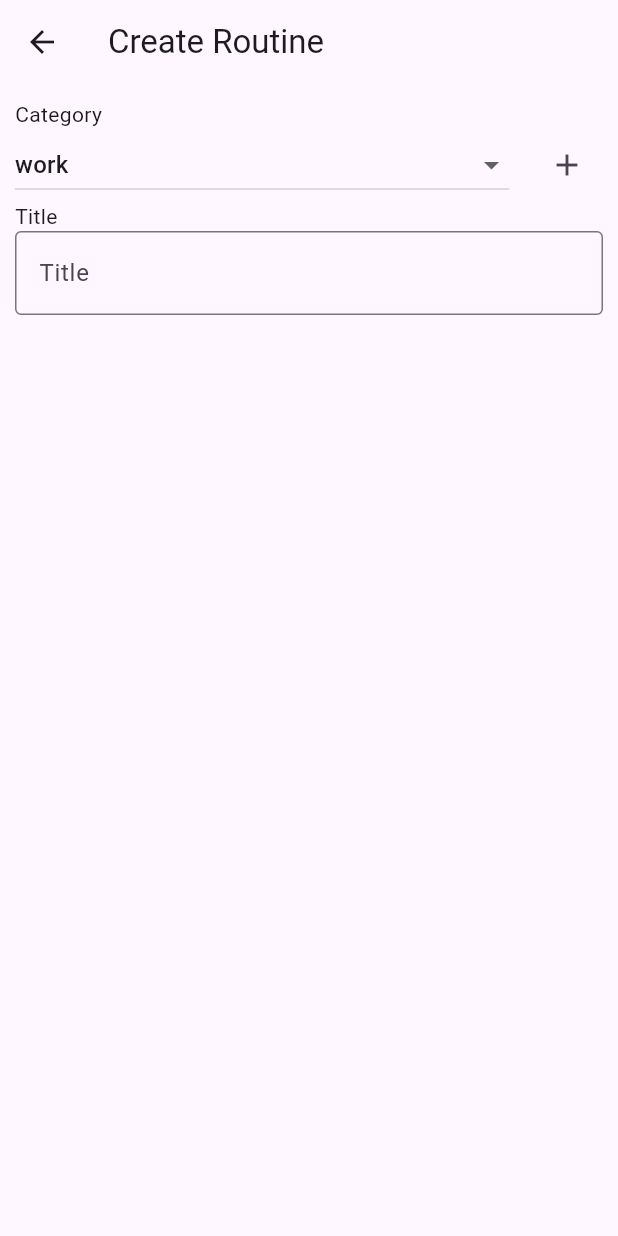
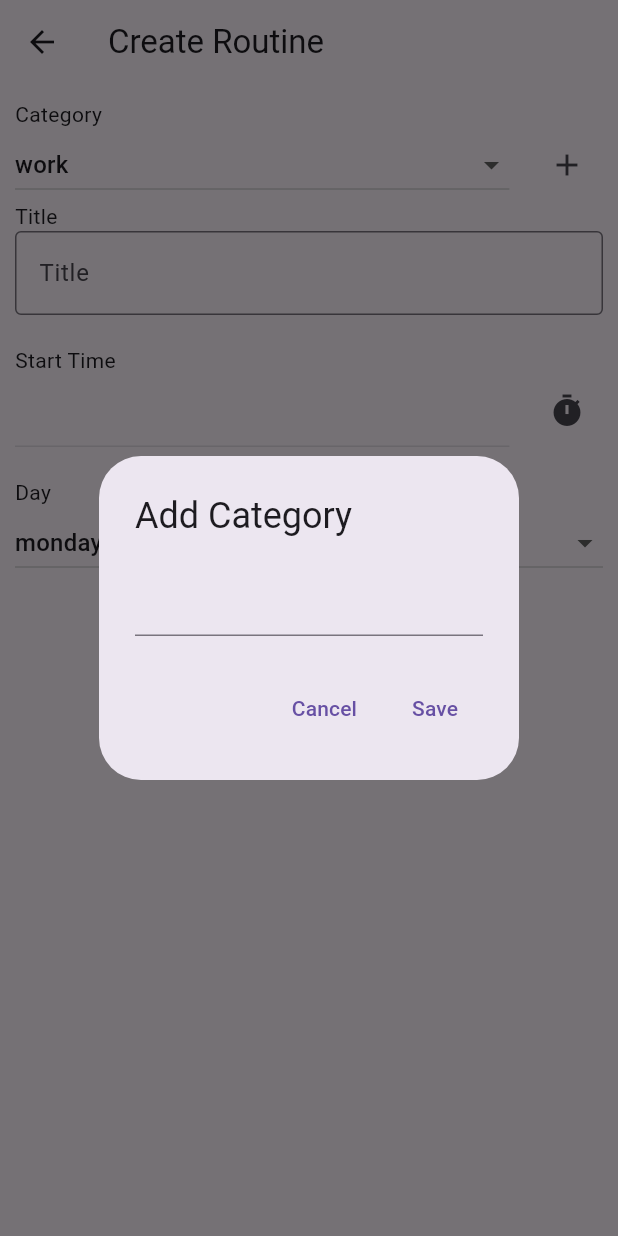
Before and after one commit to jhongo/app_isar, a Flutter app: the CreateRoutine screen opened directly, after a tap on the "add" icon, on a phone screen of 412 x 824 dp. Run offline on Flutter 3.47's test engine with Material 3 defaults, Android fonts, the phone set to English and light mode, and no system bars; our stand-ins replace isar; accounts and stored records are empty; generated files the repository leaves out were written again.

Commit message:
Desing view for create routine

```diff
--- a/lib/presentation/routine/routine_screen.dart
+++ b/lib/presentation/routine/routine_screen.dart
@@ -9,20 +9,22 @@ class CreateRoutine extends StatefulWidget {
 
 class _CreateRoutineState extends State<CreateRoutine> {
 
-  TextEditingController _TextEditngController = TextEditingController();
+  final TextEditingController _titleEditngController = TextEditingController();
+  final TextEditingController _timeController = TextEditingController();
+  final TextEditingController _categoryController = TextEditingController();
+
 
   List<String> categories = ['work','school', 'home'];
+  List<String> days = ['monday','tuesday', 'wednesday', 'thursday', 'friday', 'saturday', 'sunday'];
+
+  String? dayValue = 'monday';
   String? categoryValue = 'work';
+
+  TimeOfDay selectedTime = TimeOfDay.now();
 
   @override
   void initState() {
     super.initState();
-
-    final text = _TextEditngController.text;
-    print(text);
-    setState(() {
-
-    });
   }
 
 
@@ -62,19 +64,85 @@ class _CreateRoutineState extends State<CreateRoutine> {
                       }),
                   ),
                     IconButton(
-                      onPressed:(){},
+                      onPressed:(){
+                        showDialog(
+                          context: context,
+                          builder: (context) {
+                            return AlertDialog(
+                              title: Text('Add Category'),
+                              content: TextField(
+                                controller: _categoryController,
+                              ),
+                              actions: [
+                                TextButton(
+                                  onPressed: () {
+                                    Navigator.pop(context);
+                                  },
+                                  child: Text('Cancel')),
+                                TextButton(
+                                  onPressed: () {
+                                    Navigator.pop(context);
+                                  },
+                                  child: Text('Save'))
+                              ],
+                            );
+                          });
+                      },
                       icon: const Icon(Icons.add))
                 ],
               ),
 
               Text('Title'),
               TextFormField(
-                controller: _TextEditngController,
+                controller: _titleEditngController,
                 decoration: const InputDecoration(
                   hintText: 'Title',
                   border: OutlineInputBorder()
                 ),
               ),
+              SizedBox(height: 20,),
+              Text('Start Time'),
+              Row(
+                mainAxisAlignment: MainAxisAlignment.spaceBetween,
+                children: [
+                  SizedBox(
+                    width: MediaQuery.of(context).size.width * 0.8,
+                    child: TextFormField(
+                      controller: _timeController,
+                      enabled: false,
+                    ),
+                  ),
+                  IconButton(
+                    onPressed: (){
+                      _selectedTime(context);
+                    },
+                    icon: const Icon(Icons.timer))
+                ],
+              ),
+
+              SizedBox(height: 20,),
+              Text('Day'),
+              DropdownButton(
+                isExpanded: true,
+                value: dayValue,
+                items: days.map((e) => DropdownMenuItem(
+                  value: e,
+                  child: Text(e),
+                )).toList() ,
+                onChanged:(value) {
+                  setState(() {
+                  dayValue = value;
+                  });
+                },
+                ),
+
+            Align(
+              alignment: Alignment.center,
+                child: FilledButton(
+                  onPressed: (){},
+                  child: Text('SAVE')
+                  ),
+              )
 
             ],
           ),
@@ -82,4 +150,19 @@ class _CreateRoutineState extends State<CreateRoutine> {
       ),
     );
   }
+
+  _selectedTime(BuildContext context) async {
+  final TimeOfDay? timeofDay = await showTimePicker(
+    context: context,
+    initialTime: selectedTime,
+    initialEntryMode: TimePickerEntryMode.dial
+    );
+
+  if(timeofDay != null && timeofDay != selectedTime) {
+    selectedTime = timeofDay;
+    setState(() {
+      _timeController.text = "${selectedTime.hour}:${selectedTime.minute} ${selectedTime.period.name}";
+    });
+  }
 }
+}
```
